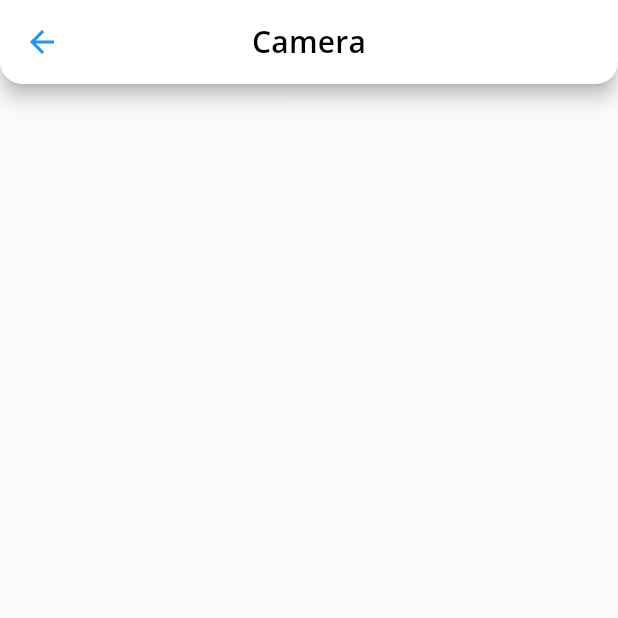
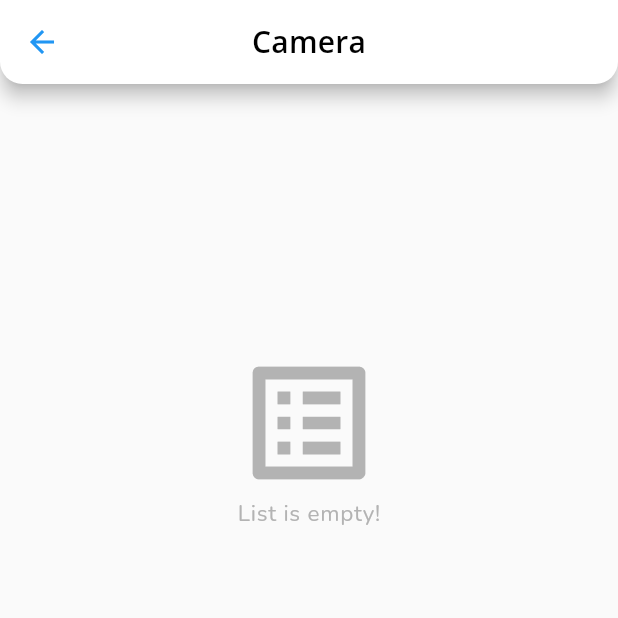
Before and after one commit to ILoveBacteria/namakala, a Flutter app: the screen it shows after launch, after a tap on "Camera", on a phone screen of 412 x 824 dp, the top half of it. Run offline on Flutter 3.47's test engine with Material 2 defaults, Android fonts, the phone set to English and light mode, and no system bars; our stand-ins replace google_fonts.

Commit message:
Added empty list message on screen

```diff
--- a/lib/screens/product_category.dart
+++ b/lib/screens/product_category.dart
@@ -2,6 +2,7 @@ import 'package:flutter/material.dart';
 import 'package:namakala/data/sample_data.dart';
 import 'package:namakala/widgets/screen_setting.dart';
 
+import '../utilities/font.dart';
 import '../utilities/product.dart';
 import '../widgets/card/detail.dart';
 import '../widgets/card/product_card.dart';
@@ -22,7 +23,7 @@ class _ProductCategoryState extends State<ProductCategory> {
     return ScreenSetting.initScreen(
       context: context,
       appBar: ScreenSetting.appBar(title: category, context: context),
-      child: Column(
+      child: products.isEmpty? _buildEmptyProductScreen(context) : Column(
         children: _buildScreen(context, products),
       ),
     );
@@ -102,4 +103,28 @@ class _ProductCategoryState extends State<ProductCategory> {
       ),
     ];
   }
+
+  Widget _buildEmptyProductScreen(BuildContext context) {
+    return Center(
+      child: SizedBox(
+        height: MediaQuery.of(context).size.height / 2,
+        child: Column(
+          mainAxisAlignment: MainAxisAlignment.center,
+          crossAxisAlignment: CrossAxisAlignment.center,
+          children: <Widget>[
+            const Icon(
+              Icons.list_alt_outlined,
+              size: 100.0,
+              color: Color.fromARGB(255, 179, 179, 179),
+            ),
+            Text(
+              'List is empty!',
+              style: Font.styleBody1(
+                  color: const Color.fromARGB(255, 179, 179, 179)),
+            ),
+          ],
+        ),
+      ),
+    );
+  }
 }
```
